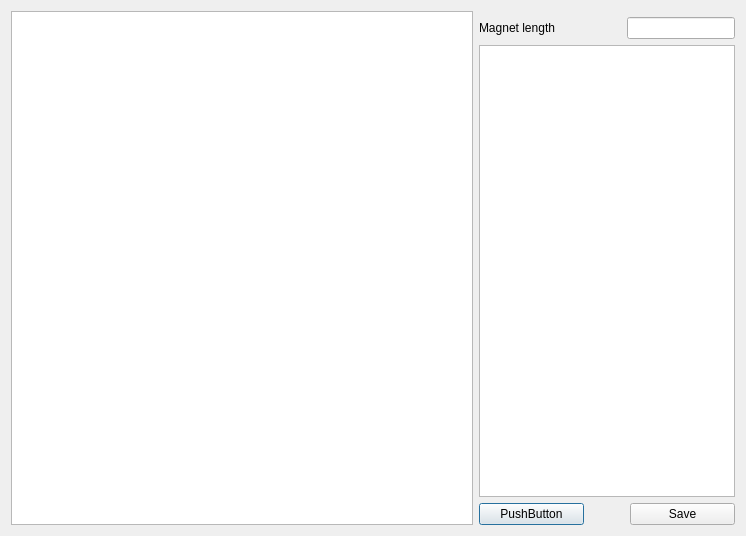
First picture: the form in pyleecan/GUI/Dxf/DXF.ui, repository Eomys/pyleecan, before the edit.
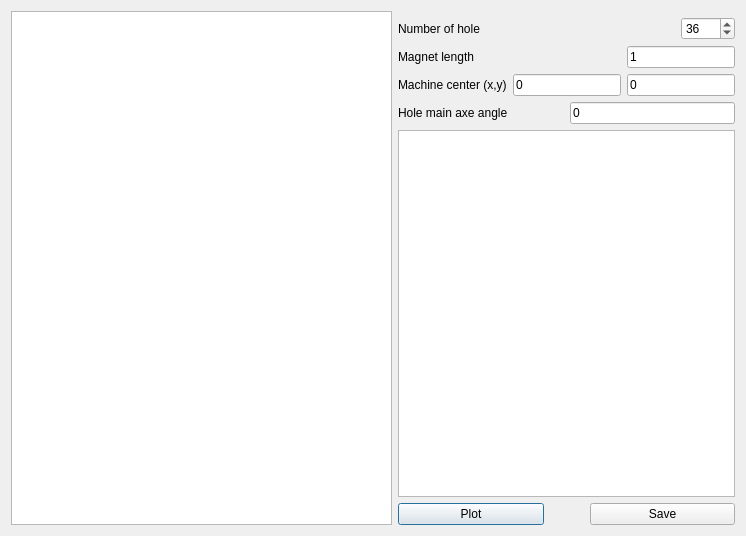
Second picture: the form after the edit. Custom widgets are drawn as their Qt base class.

Commit message: [WP] Improve HoleUD definition from a DXF

```diff
--- a/pyleecan/GUI/Dxf/DXF.ui
+++ b/pyleecan/GUI/Dxf/DXF.ui
@@ -22,7 +22,7 @@
      <item>
       <layout class="QVBoxLayout" name="verticalLayout">
        <property name="sizeConstraint">
-        <enum>QLayout::SetMinimumSize</enum>
+        <enum>QLayout::SetDefaultConstraint</enum>
        </property>
        <item>
         <widget class="WPathSelector" name="w_path_selector" native="true">
@@ -34,6 +34,39 @@
          </property>
         </widget>
        </item>
+       <item>
+        <layout class="QHBoxLayout" name="horizontalLayout_4">
+         <item>
+          <widget class="QLabel" name="in_zh">
+           <property name="text">
+            <string>Number of hole</string>
+           </property>
+          </widget>
+         </item>
+         <item>
+          <widget class="QSpinBox" name="le_zh">
+           <property name="sizePolicy">
+            <sizepolicy hsizetype="Fixed" vsizetype="Fixed">
+             <horstretch>0</horstretch>
+             <verstretch>0</verstretch>
+            </sizepolicy>
+           </property>
+           <property name="minimum">
+            <number>1</number>
+           </property>
+           <property name="maximum">
+            <number>1000</number>
+           </property>
+           <property name="singleStep">
+            <number>0</number>
+           </property>
+           <property name="value">
+            <number>36</number>
+           </property>
+          </widget>
+         </item>
+        </layout>
+       </item>
        <item>
         <layout class="QHBoxLayout" name="horizontalLayout_3">
          <item>
@@ -51,6 +84,82 @@
              <verstretch>0</verstretch>
             </sizepolicy>
            </property>
+           <property name="text">
+            <string>1</string>
+           </property>
+          </widget>
+         </item>
+        </layout>
+       </item>
+       <item>
+        <layout class="QHBoxLayout" name="horizontalLayout_5">
+         <property name="sizeConstraint">
+          <enum>QLayout::SetDefaultConstraint</enum>
+         </property>
+         <item>
+          <widget class="QLabel" name="in_coord_center">
+           <property name="text">
+            <string>Machine center (x,y)</string>
+           </property>
+          </widget>
+         </item>
+         <item>
+          <widget class="FloatEdit" name="le_center_x">
+           <property name="sizePolicy">
+            <sizepolicy hsizetype="Fixed" vsizetype="Fixed">
+             <horstretch>0</horstretch>
+             <verstretch>0</verstretch>
+            </sizepolicy>
+           </property>
+           <property name="text">
+            <string>0</string>
+           </property>
+          </widget>
+         </item>
+         <item>
+          <widget class="FloatEdit" name="le_center_y">
+           <property name="enabled">
+            <bool>true</bool>
+           </property>
+           <property name="sizePolicy">
+            <sizepolicy hsizetype="Fixed" vsizetype="Fixed">
+             <horstretch>0</horstretch>
+             <verstretch>0</verstretch>
+            </sizepolicy>
+           </property>
+           <property name="maximumSize">
+            <size>
+             <width>137</width>
+             <height>16777215</height>
+            </size>
+           </property>
+           <property name="text">
+            <string>0</string>
+           </property>
+          </widget>
+         </item>
+        </layout>
+       </item>
+       <item>
+        <layout class="QHBoxLayout" name="horizontalLayout_6">
+         <item>
+          <widget class="QLabel" name="in_axe_angle">
+           <property name="text">
+            <string>Hole main axe angle</string>
+           </property>
+          </widget>
+         </item>
+         <item>
+          <widget class="FloatEdit" name="le_axe_angle">
+           <property name="sizePolicy">
+            <sizepolicy hsizetype="Minimum" vsizetype="Fixed">
+             <horstretch>0</horstretch>
+             <verstretch>0</verstretch>
+            </sizepolicy>
+           </property>
+           <property name="text">
+            <string>0</string>
+           </property>
           </widget>
          </item>
         </layout>
@@ -58,7 +167,7 @@
        <item>
         <widget class="QTableWidget" name="w_surface_list">
          <property name="sizePolicy">
-          <sizepolicy hsizetype="Fixed" vsizetype="Expanding">
+          <sizepolicy hsizetype="Minimum" vsizetype="Expanding">
            <horstretch>0</horstretch>
            <verstretch>0</verstretch>
           </sizepolicy>
@@ -73,7 +182,7 @@
          <item>
           <widget class="QPushButton" name="pushButton">
            <property name="text">
-            <string>PushButton</string>
+            <string>Plot</string>
            </property>
           </widget>
          </item>
```
Left out of the diff: 4 changed lines with no effect on the pictures. The commit also changes 4 other files.
